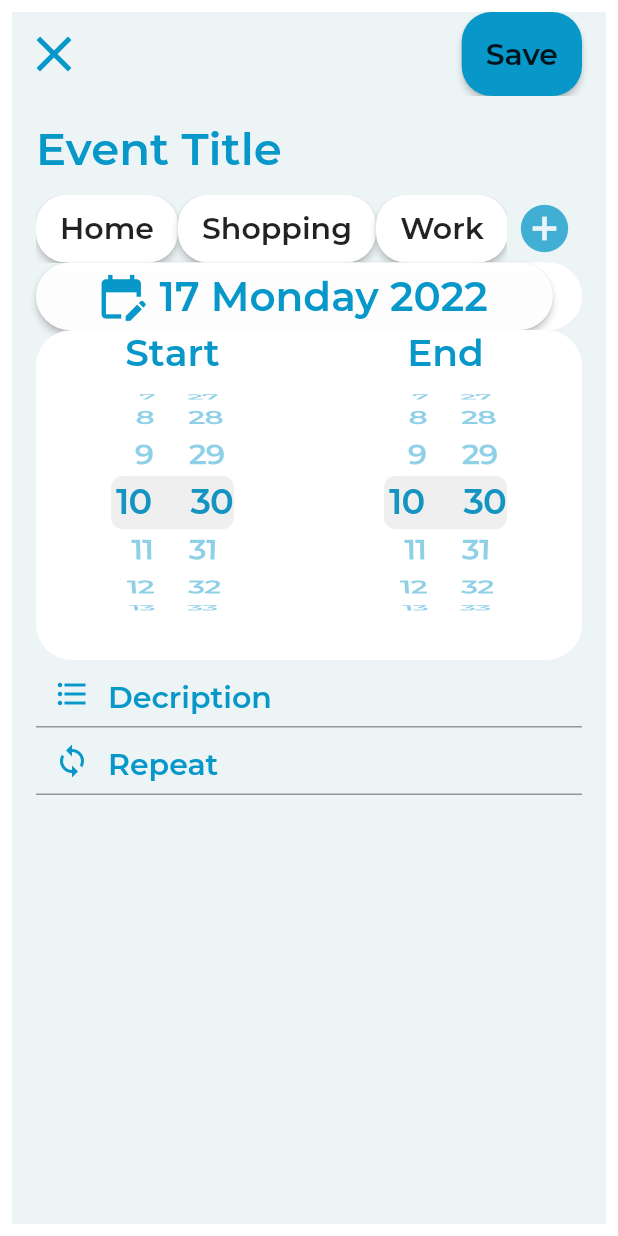
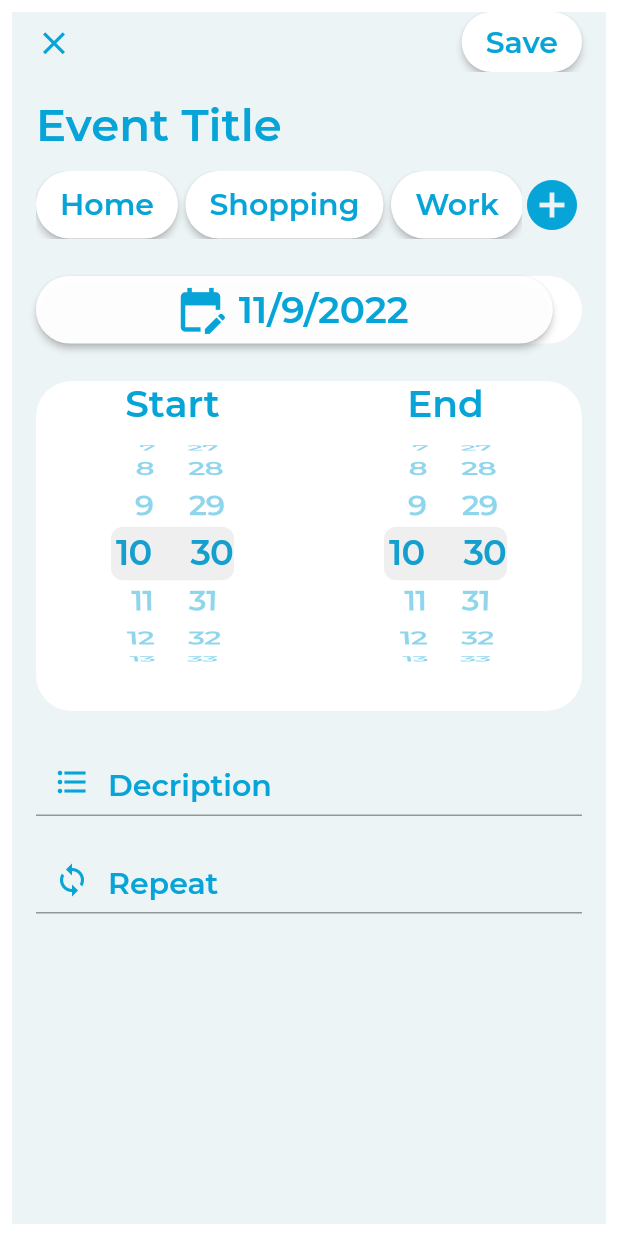
Before and after one commit to VieTie/NoteApp, a Flutter app: the AddNote screen opened directly, on a phone screen of 412 x 824 dp. Run offline on Flutter 3.47's test engine with Material 2 defaults, Android fonts, the phone set to English and light mode, and no system bars; our stand-ins replace cloud_firestore, firebase_core, flutter_datetime_picker; accounts and stored records are empty.

Commit message:
Add Note Screen

```diff
--- a/lib/main.dart
+++ b/lib/main.dart
@@ -9,13 +9,12 @@ Future<void> main() async {
   runApp(const MyApp());
 }
 
-
 class MyApp extends StatelessWidget {
   const MyApp({Key? key}) : super(key: key);
 
   @override
   Widget build(BuildContext context) {
-    return const MaterialApp(home: Home());
-    // return const MaterialApp(home: AddNote());
+    //return const MaterialApp(home: Home());
+    return const MaterialApp(home: AddNote());
   }
 }
--- a/lib/ui/screens/addnote_screen.dart
+++ b/lib/ui/screens/addnote_screen.dart
@@ -1,43 +1,64 @@
 //import 'dart:html';
+
+import 'dart:developer' as developer;
+import 'dart:io';
 
 import 'package:flutter/cupertino.dart';
 import 'package:flutter/material.dart';
+import 'package:flutter_datetime_picker/flutter_datetime_picker.dart';
+import 'package:intl/intl.dart';
 import 'package:noteapp/ui/style/addNote_style.dart';
 import 'package:noteapp/ui/style/app.dart';
-import 'package:noteapp/ui/style/home_style.dart';
+//import 'package:noteapp/ui/style/home_style.dart';
 
 class AddNote extends StatefulWidget {
-  const AddNote({Key? key}) : super(key: key);
-
+  const AddNote({super.key, this.restorationId});
+  final String? restorationId;
   @override
   State<StatefulWidget> createState() => _addNoteState();
 }
 
 class _addNoteState extends State<AddNote> {
-  Color colorChange = btnColor;
-  Color buttonColor = Colors.white;
+  //Color colorChange = btnColor;
+  Color buttonColor = btnColor;
   Color textChange = Colors.white;
-  Color textColor = darkColor;
-  void _changeColor() {
-    setState(() {
-      buttonColor = colorChange;
-      textColor = textChange;
+  //Color textColor = darkColor;
+  DateTime _selectedDate = DateTime.now();
+  // void _changeColor() {
+  //   setState(() {
+  //     buttonColor = colorChange;
+  //     textColor = textChange;
+  //   });
+  // }
+
+  void _presentDatePicker() {
+    showDatePicker(
+            context: context,
+            initialDate: DateTime.now(),
+            firstDate: DateTime.now(),
+            lastDate: DateTime(2025))
+        .then((pickedDate) {
+      if (pickedDate == null) return;
+      setState(() {
+        _selectedDate = pickedDate;
+      });
     });
+    print("Show Date Picker");
   }
 
   @override
   Widget build(BuildContext context) {
     return Padding(
-      padding: const EdgeInsets.all(8.0),
+      padding: const EdgeInsets.fromLTRB(8.0, 8, 8, 8),
       child: Scaffold(
         backgroundColor: lightColor,
         appBar: noteAppBar(),
         body: SingleChildScrollView(
           child: Container(
-            margin: EdgeInsets.fromLTRB(16.0, 5.0, 16.0, 0),
+            margin: const EdgeInsets.fromLTRB(16.0, 5.0, 16.0, 8),
             child: Column(
               children: [
-                TextField(
+                const TextField(
                   style: TextStyle(
                     fontSize: 24,
                     fontFamily: 'Montserrat',
@@ -67,18 +88,24 @@ class _addNoteState extends State<AddNote> {
                                 NoteButton(
                                   text: "Home",
                                   press: () {
-                                    _changeColor;
+                                    // _changeColor;
                                   },
-                                  textcolor: Colors.white,
-                                  color: buttonColor,
+                                  textcolor: btnColor,
+                                  color: Colors.white,
+                                ),
+                                SizedBox(
+                                  width: 5,
                                 ),
                                 NoteButton(
                                   text: "Shopping",
                                   press: () {
-                                    _changeColor;
+                                    // _changeColor;
                                   },
-                                  textcolor: textColor,
-                                  color: buttonColor,
+                                  textcolor: btnColor,
+                                  color: Colors.white,
+                                ),
+                                SizedBox(
+                                  width: 5,
                                 ),
                                 NoteButton(
                                   text: "Work",
@@ -86,11 +113,17 @@ class _addNoteState extends State<AddNote> {
                                   textcolor: btnColor,
                                   color: Colors.white,
                                 ),
+                                SizedBox(
+                                  width: 5,
+                                ),
                                 NoteButton(
                                   text: "Sport",
                                   press: () {},
                                   textcolor: btnColor,
                                   color: Colors.white,
+                                ),
+                                SizedBox(
+                                  width: 5,
                                 ),
                                 NoteButton(
                                   text: "Jobs",
@@ -103,16 +136,18 @@ class _addNoteState extends State<AddNote> {
                           ),
                         ),
                         SizedBox(
-                          width: 50,
+                          width: 40,
                           child: FlatButton(
                               onPressed: () {},
                               padding: EdgeInsets.only(left: 0),
                               child: Icon(Icons.add_circle,
-                                  color: lighterMainColor, size: 38)),
+                                  color: btnColor, size: 40)),
                         ),
                       ]),
                 ),
-                // /Spacer(),
+                SizedBox(
+                  height: 25,
+                ),
                 Container(
                   decoration: const BoxDecoration(
                       color: Colors.white,
@@ -137,25 +172,30 @@ class _addNoteState extends State<AddNote> {
                                       borderRadius: BorderRadius.all(
                                           Radius.circular(24)))),
                         ),
-                        //padding: EdgeInsets.only(left: 0),
-                        onPressed: () {},
+                        onPressed: () {
+                          _presentDatePicker();
+                        },
                         icon: Icon(
                           Icons.edit_calendar,
                           size: 35,
                           color: btnColor,
                         ),
                         label: Text(
-                          "17 Monday 2022",
+                          _selectedDate == null
+                              ? 'No Date Chosen!'
+                              : DateFormat.yMd().format(_selectedDate),
                           style: TextStyle(
                               color: btnColor,
-                              fontSize: 27,
+                              fontSize: 25,
                               fontFamily: "Montserrat"),
                         ),
                       )
                     ],
                   ),
                 ),
-                //Spacer(),
+                SizedBox(
+                  height: 25,
+                ),
                 Container(
                   height: 220,
                   decoration: const BoxDecoration(
@@ -169,9 +209,17 @@ class _addNoteState extends State<AddNote> {
                         NoteTimePicker("End"),
                       ]),
                 ),
-                //Spacer(),
+                SizedBox(
+                  height: 25,
+                ),
                 NoteInputText("Decription", listnote),
+                SizedBox(
+                  height: 20,
+                ),
                 NoteInputText("Repeat", looptime),
+                SizedBox(
+                  height: 20,
+                )
               ],
             ),
           ),
--- a/lib/ui/style/addnote_style.dart
+++ b/lib/ui/style/addnote_style.dart
@@ -28,11 +28,11 @@ class NoteButton extends StatelessWidget {
       height: 40,
       onPressed: press,
       shape: const RoundedRectangleBorder(
-        borderRadius: BorderRadius.all(Radius.circular(20)),
+        borderRadius: BorderRadius.all(Radius.circular(40)),
       ),
       //padding: padding,
       color: color,
-      //textColor: textcolor,
+      textColor: textcolor,
       //minWidth: double.infinity,
       child: Text(
         text,
@@ -53,6 +53,7 @@ Icon looptime = Icon(
 
 AppBar noteAppBar() {
   return AppBar(
+    toolbarHeight: 40,
     elevation: 0.0,
     // leadingWidth: double.maxFinite,
     backgroundColor: lightColor,
@@ -62,7 +63,7 @@ AppBar noteAppBar() {
           onPressed: () {},
           icon: const Icon(Icons.close),
           color: btnColor,
-          iconSize: 40,
+          iconSize: 25,
         );
       },
     ),
@@ -70,13 +71,13 @@ AppBar noteAppBar() {
       Container(
         margin: EdgeInsets.only(right: 16.0),
         child: ButtonTheme(
-          height: 40,
-          minWidth: 40,
+          height: 20,
+          minWidth: 20,
           child: NoteButton(
             text: "Save",
             press: () {},
-            textcolor: Colors.white,
-            color: btnColor,
+            textcolor: btnColor,
+            color: Colors.white,
           ),
         ),
       )
--- a/lib/ui/style/app.dart
+++ b/lib/ui/style/app.dart
@@ -4,7 +4,7 @@ import 'package:flutter/material.dart';
 const Color lightColor = const Color(0xFFEDF4F6);
 Color darkColor = const Color(0xFF1C1F20);
 Color lessDarkColor = const Color(0xFFD9D9D9);
-Color btnColor = const Color(0xFF0798C9);
+const Color btnColor = Color.fromARGB(255, 7, 164, 216);
 Color mainColor = const Color(0xFF0798C9);
 Color lighterMainColor = const Color(0xBF0798C9);
 Color lightestMainColor = const Color(0x4D0798C9);
--- a/pubspec.yaml
+++ b/pubspec.yaml
@@ -40,6 +40,8 @@ dependencies:
   firebase_analytics: ^10.0.2
   firebase_auth: ^4.0.2
   cloud_firestore: ^4.0.2
+  flutter_datetime_picker: ^1.5.1
+  intl: ^0.17.0
 
 dev_dependencies:
   flutter_test:
```
Also changed, not shown: pubspec.lock.
